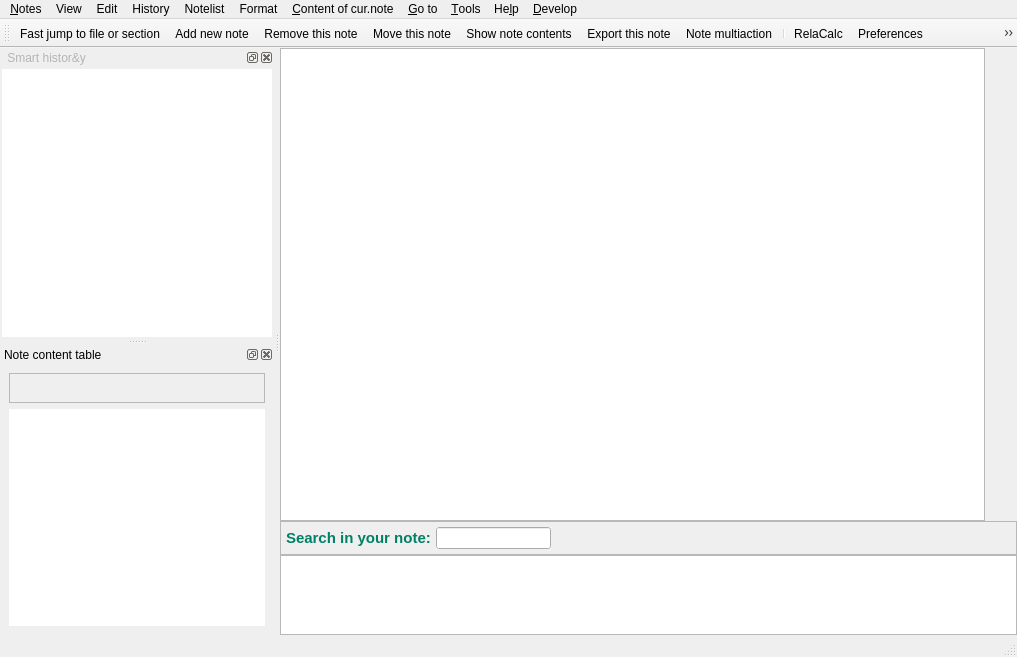
Before: the Qt Designer form src/ui/main_window.ui in vslobodyan/Relanotes, drawn with Qt 5.
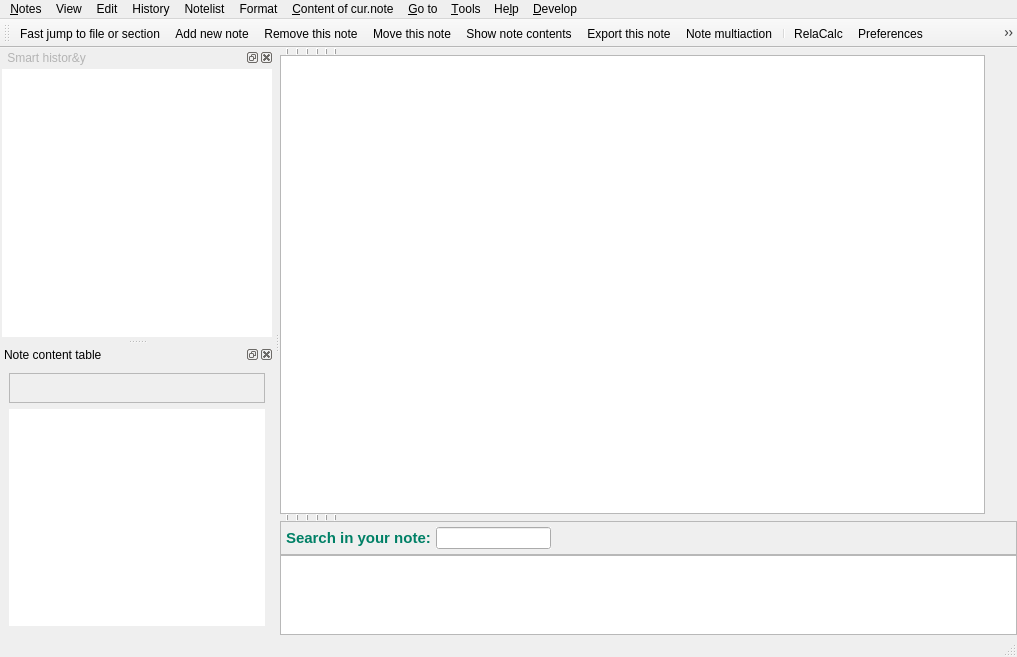
After: the same form once the commit is applied. The open tabs and pages were chosen to show the change. Icons and pictures are not drawn.

Diff of the .ui file:
```diff
--- a/src/ui/main_window.ui
+++ b/src/ui/main_window.ui
@@ -399,6 +399,200 @@
            <property name="bottomMargin">
             <number>0</number>
            </property>
+           <item>
+            <widget class="QWidget" name="widget_HeaderRuler" native="true">
+             <property name="maximumSize">
+              <size>
+               <width>16777215</width>
+               <height>10</height>
+              </size>
+             </property>
+             <layout class="QHBoxLayout" name="horizontalLayout_7">
+              <property name="spacing">
+               <number>0</number>
+              </property>
+              <property name="leftMargin">
+               <number>0</number>
+              </property>
+              <property name="topMargin">
+               <number>0</number>
+              </property>
+              <property name="rightMargin">
+               <number>0</number>
+              </property>
+              <property name="bottomMargin">
+               <number>0</number>
+              </property>
+              <item>
+               <widget class="QFrame" name="frame_6">
+                <property name="sizePolicy">
+                 <sizepolicy hsizetype="Fixed" vsizetype="Fixed">
+                  <horstretch>0</horstretch>
+                  <verstretch>0</verstretch>
+                 </sizepolicy>
+                </property>
+                <property name="minimumSize">
+                 <size>
+                  <width>2</width>
+                  <height>7</height>
+                 </size>
+                </property>
+                <property name="frameShape">
+                 <enum>QFrame::NoFrame</enum>
+                </property>
+                <property name="frameShadow">
+                 <enum>QFrame::Raised</enum>
+                </property>
+               </widget>
+              </item>
+              <item>
+               <widget class="QFrame" name="frame_8">
+                <property name="sizePolicy">
+                 <sizepolicy hsizetype="Fixed" vsizetype="Fixed">
+                  <horstretch>0</horstretch>
+                  <verstretch>0</verstretch>
+                 </sizepolicy>
+                </property>
+                <property name="minimumSize">
+                 <size>
+                  <width>10</width>
+                  <height>7</height>
+                 </size>
+                </property>
+                <property name="frameShape">
+                 <enum>QFrame::VLine</enum>
+                </property>
+                <property name="frameShadow">
+                 <enum>QFrame::Raised</enum>
+                </property>
+               </widget>
+              </item>
+              <item>
+               <widget class="QFrame" name="frame_7">
+                <property name="sizePolicy">
+                 <sizepolicy hsizetype="Fixed" vsizetype="Fixed">
+                  <horstretch>0</horstretch>
+                  <verstretch>0</verstretch>
+                 </sizepolicy>
+                </property>
+                <property name="minimumSize">
+                 <size>
+                  <width>10</width>
+                  <height>7</height>
+                 </size>
+                </property>
+                <property name="frameShape">
+                 <enum>QFrame::VLine</enum>
+                </property>
+                <property name="frameShadow">
+                 <enum>QFrame::Raised</enum>
+                </property>
+               </widget>
+              </item>
+              <item>
+               <widget class="QFrame" name="frame_4">
+                <property name="sizePolicy">
+                 <sizepolicy hsizetype="Fixed" vsizetype="Fixed">
+                  <horstretch>0</horstretch>
+                  <verstretch>0</verstretch>
+                 </sizepolicy>
+                </property>
+                <property name="minimumSize">
+                 <size>
+                  <width>10</width>
+                  <height>7</height>
+                 </size>
+                </property>
+                <property name="frameShape">
+                 <enum>QFrame::VLine</enum>
+                </property>
+                <property name="frameShadow">
+                 <enum>QFrame::Raised</enum>
+                </property>
+               </widget>
+              </item>
+              <item>
+               <widget class="QFrame" name="frame_5">
+                <property name="sizePolicy">
+                 <sizepolicy hsizetype="Fixed" vsizetype="Fixed">
+                  <horstretch>0</horstretch>
+                  <verstretch>0</verstretch>
+                 </sizepolicy>
+                </property>
+                <property name="minimumSize">
+                 <size>
+                  <width>10</width>
+                  <height>7</height>
+                 </size>
+                </property>
+                <property name="frameShape">
+                 <enum>QFrame::VLine</enum>
+                </property>
+                <property name="frameShadow">
+                 <enum>QFrame::Raised</enum>
+                </property>
+               </widget>
+              </item>
+              <item>
+               <widget class="QFrame" name="frame_2">
+                <property name="sizePolicy">
+                 <sizepolicy hsizetype="Fixed" vsizetype="Fixed">
+                  <horstretch>0</horstretch>
+                  <verstretch>0</verstretch>
+                 </sizepolicy>
+                </property>
+                <property name="minimumSize">
+                 <size>
+                  <width>9</width>
+                  <height>7</height>
+                 </size>
+                </property>
+                <property name="frameShape">
+                 <enum>QFrame::VLine</enum>
+                </property>
+                <property name="frameShadow">
+                 <enum>QFrame::Raised</enum>
+                </property>
+               </widget>
+              </item>
+              <item>
+               <widget class="QFrame" name="frame_3">
+                <property name="sizePolicy">
+                 <sizepolicy hsizetype="Fixed" vsizetype="Fixed">
+                  <horstretch>0</horstretch>
+                  <verstretch>0</verstretch>
+                 </sizepolicy>
+                </property>
+                <property name="minimumSize">
+                 <size>
+                  <width>9</width>
+                  <height>7</height>
+                 </size>
+                </property>
+                <property name="frameShape">
+                 <enum>QFrame::VLine</enum>
+                </property>
+                <property name="frameShadow">
+                 <enum>QFrame::Raised</enum>
+                </property>
+               </widget>
+              </item>
+              <item>
+               <spacer name="horizontalSpacer_9">
+                <property name="orientation">
+                 <enum>Qt::Horizontal</enum>
+                </property>
+                <property name="sizeHint" stdset="0">
+                 <size>
+                  <width>676</width>
+                  <height>7</height>
+                 </size>
+                </property>
+               </spacer>
+              </item>
+             </layout>
+            </widget>
+           </item>
            <item>
             <layout class="QHBoxLayout" name="horizontalLayout_Note">
              <property name="spacing">
@@ -487,6 +681,200 @@
              </item>
             </layout>
            </item>
+           <item>
+            <widget class="QWidget" name="widget_HeaderRuler_2" native="true">
+             <property name="maximumSize">
+              <size>
+               <width>16777215</width>
+               <height>10</height>
+              </size>
+             </property>
+             <layout class="QHBoxLayout" name="horizontalLayout_8">
+              <property name="spacing">
+               <number>0</number>
+              </property>
+              <property name="leftMargin">
+               <number>0</number>
+              </property>
+              <property name="topMargin">
+               <number>0</number>
+              </property>
+              <property name="rightMargin">
+               <number>0</number>
+              </property>
+              <property name="bottomMargin">
+               <number>0</number>
+              </property>
+              <item>
+               <widget class="QFrame" name="frame_9">
+                <property name="sizePolicy">
+                 <sizepolicy hsizetype="Fixed" vsizetype="Fixed">
+                  <horstretch>0</horstretch>
+                  <verstretch>0</verstretch>
+                 </sizepolicy>
+                </property>
+                <property name="minimumSize">
+                 <size>
+                  <width>2</width>
+                  <height>7</height>
+                 </size>
+                </property>
+                <property name="frameShape">
+                 <enum>QFrame::NoFrame</enum>
+                </property>
+                <property name="frameShadow">
+                 <enum>QFrame::Raised</enum>
+                </property>
+               </widget>
+              </item>
+              <item>
+               <widget class="QFrame" name="frame_10">
+                <property name="sizePolicy">
+                 <sizepolicy hsizetype="Fixed" vsizetype="Fixed">
+                  <horstretch>0</horstretch>
+                  <verstretch>0</verstretch>
+                 </sizepolicy>
+                </property>
+                <property name="minimumSize">
+                 <size>
+                  <width>10</width>
+                  <height>7</height>
+                 </size>
+                </property>
+                <property name="frameShape">
+                 <enum>QFrame::VLine</enum>
+                </property>
+                <property name="frameShadow">
+                 <enum>QFrame::Raised</enum>
+                </property>
+               </widget>
+              </item>
+              <item>
+               <widget class="QFrame" name="frame_11">
+                <property name="sizePolicy">
+                 <sizepolicy hsizetype="Fixed" vsizetype="Fixed">
+                  <horstretch>0</horstretch>
+                  <verstretch>0</verstretch>
+                 </sizepolicy>
+                </property>
+                <property name="minimumSize">
+                 <size>
+                  <width>10</width>
+                  <height>7</height>
+                 </size>
+                </property>
+                <property name="frameShape">
+                 <enum>QFrame::VLine</enum>
+                </property>
+                <property name="frameShadow">
+                 <enum>QFrame::Raised</enum>
+                </property>
+               </widget>
+              </item>
+              <item>
+               <widget class="QFrame" name="frame_12">
+                <property name="sizePolicy">
+                 <sizepolicy hsizetype="Fixed" vsizetype="Fixed">
+                  <horstretch>0</horstretch>
+                  <verstretch>0</verstretch>
+                 </sizepolicy>
+                </property>
+                <property name="minimumSize">
+                 <size>
+                  <width>10</width>
+                  <height>7</height>
+                 </size>
+                </property>
+                <property name="frameShape">
+                 <enum>QFrame::VLine</enum>
+                </property>
+                <property name="frameShadow">
+                 <enum>QFrame::Raised</enum>
+                </property>
+               </widget>
+              </item>
+              <item>
+               <widget class="QFrame" name="frame_13">
+                <property name="sizePolicy">
+                 <sizepolicy hsizetype="Fixed" vsizetype="Fixed">
+                  <horstretch>0</horstretch>
+                  <verstretch>0</verstretch>
+                 </sizepolicy>
+                </property>
+                <property name="minimumSize">
+                 <size>
+                  <width>10</width>
+                  <height>7</height>
+                 </size>
+                </property>
+                <property name="frameShape">
+                 <enum>QFrame::VLine</enum>
+                </property>
+                <property name="frameShadow">
+                 <enum>QFrame::Raised</enum>
+                </property>
+               </widget>
+              </item>
+              <item>
+               <widget class="QFrame" name="frame_14">
+                <property name="sizePolicy">
+                 <sizepolicy hsizetype="Fixed" vsizetype="Fixed">
+                  <horstretch>0</horstretch>
+                  <verstretch>0</verstretch>
+                 </sizepolicy>
+                </property>
+                <property name="minimumSize">
+                 <size>
+                  <width>9</width>
+                  <height>7</height>
+                 </size>
+                </property>
+                <property name="frameShape">
+                 <enum>QFrame::VLine</enum>
+                </property>
+                <property name="frameShadow">
+                 <enum>QFrame::Raised</enum>
+                </property>
+               </widget>
+              </item>
+              <item>
+               <widget class="QFrame" name="frame_15">
+                <property name="sizePolicy">
+                 <sizepolicy hsizetype="Fixed" vsizetype="Fixed">
+                  <horstretch>0</horstretch>
+                  <verstretch>0</verstretch>
+                 </sizepolicy>
+                </property>
+                <property name="minimumSize">
+                 <size>
+                  <width>9</width>
+                  <height>7</height>
+                 </size>
+                </property>
+                <property name="frameShape">
+                 <enum>QFrame::VLine</enum>
+                </property>
+                <property name="frameShadow">
+                 <enum>QFrame::Raised</enum>
+                </property>
+               </widget>
+              </item>
+              <item>
+               <spacer name="horizontalSpacer_10">
+                <property name="orientation">
+                 <enum>Qt::Horizontal</enum>
+                </property>
+                <property name="sizeHint" stdset="0">
+                 <size>
+                  <width>676</width>
+                  <height>7</height>
+                 </size>
+                </property>
+               </spacer>
+              </item>
+             </layout>
+            </widget>
+           </item>
            <item>
             <widget class="QFrame" name="frameSearchInNote">
              <property name="frameShape">
```
Left out of the diff: 2 changed lines with no effect on the pictures.
